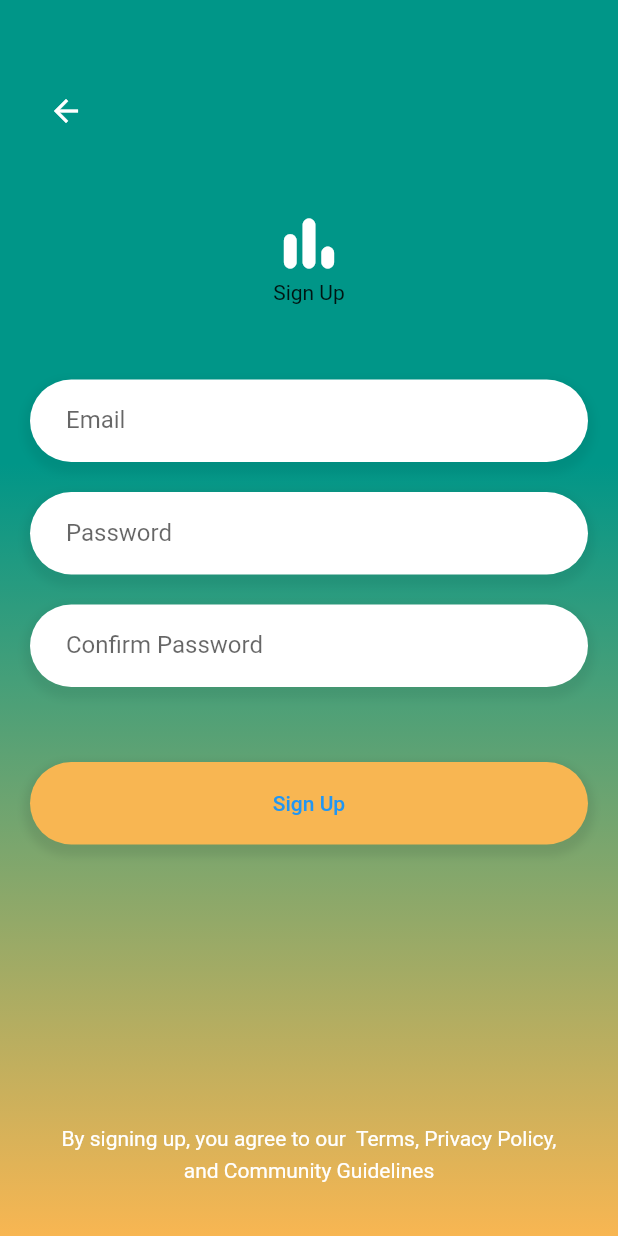
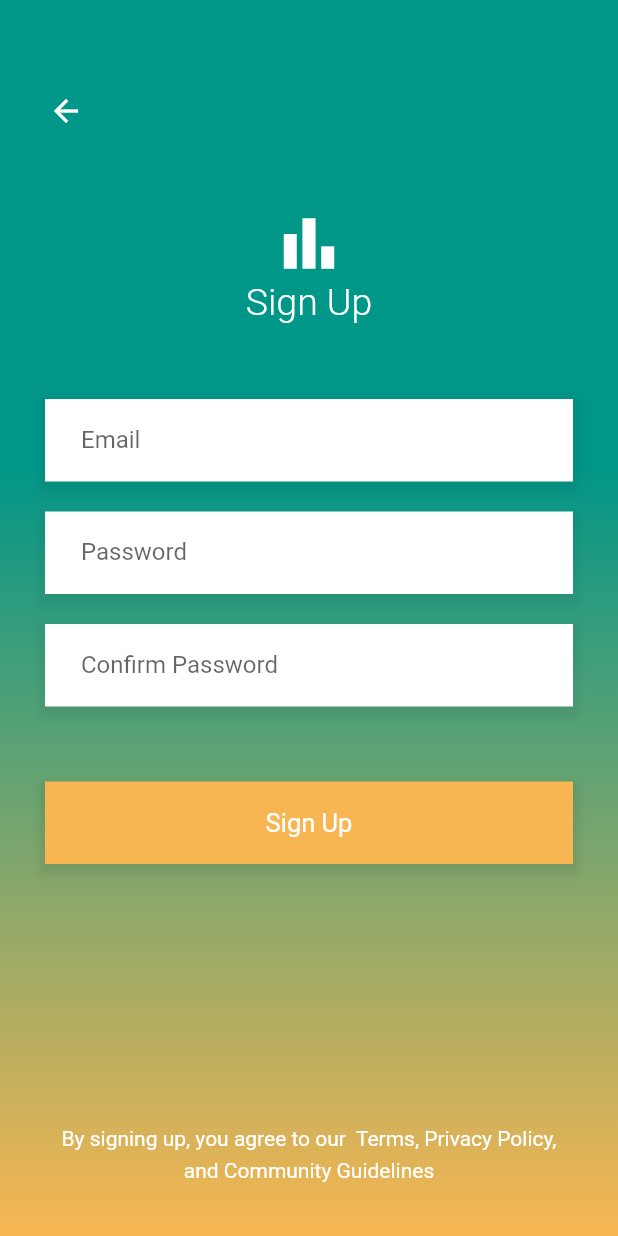
Before and after one commit to nickeastmond/Pollar, a Flutter app: the screen it shows after launch, after a tap on "Sign Up!", on a phone screen of 412 x 824 dp. Run offline on Flutter 3.47's test engine with Material 2 defaults, Android fonts, the light colour scheme and no system bars; our stand-ins replace cloud_firestore, email_validator, firebase_auth, firebase_core, streaming_shared_preferences; accounts and stored records are empty; network calls fail.

Commit message:
UI for Signup, error messages, and Snack Bars

```diff
--- a/lib/login/signup_page.dart
+++ b/lib/login/signup_page.dart
@@ -61,7 +61,7 @@ class SignUpPageState extends State<SignUpPage> {
                         children: [
                           const Center(
                             child: Icon(
-                              Icons.bar_chart_rounded,
+                              Icons.bar_chart,
                               color: Colors.white,
                               size: 50,
                             ),
@@ -69,6 +69,10 @@ class SignUpPageState extends State<SignUpPage> {
                           const Center(
                             child: Text(
                               "Sign Up",
+                              style: TextStyle(
+                                  color: Colors.white,
+                                  fontSize: 25,
+                                  fontWeight: FontWeight.w300),
                             ),
                           ),
                           const SizedBox(
@@ -77,7 +81,7 @@ class SignUpPageState extends State<SignUpPage> {
                           Container(
                             height: 55,
                             width: 400,
-                            margin: const EdgeInsets.symmetric(horizontal: 20),
+                            margin: const EdgeInsets.symmetric(horizontal: 30),
                             decoration: BoxDecoration(
                                 color: Colors.white,
                                 boxShadow: [
@@ -88,10 +92,13 @@ class SignUpPageState extends State<SignUpPage> {
                                       blurStyle: BlurStyle.normal,
                                       offset: Offset.fromDirection(pi / 2, 4))
                                 ],
-                                borderRadius: BorderRadius.circular(30)),
+                                borderRadius: BorderRadius.circular(0)),
                             child: Center(
                               child: Padding(
-                                padding: const EdgeInsets.only(left: 12),
+                                padding: const EdgeInsets.only(
+                                  left: 12,
+                                  right: 12,
+                                ),
                                 child: TextFormField(
                                   textInputAction: TextInputAction.next,
                                   keyboardType: TextInputType.emailAddress,
@@ -125,10 +132,12 @@ class SignUpPageState extends State<SignUpPage> {
                                     floatingLabelBehavior:
                                         FloatingLabelBehavior.never,
                                   ),
-                                  autovalidateMode: AutovalidateMode.onUserInteraction,
+                                  autovalidateMode:
+                                      AutovalidateMode.onUserInteraction,
                                   // still need to check if email is legit/exists
                                   validator: (email) {
-                                    if (email == null || !EmailValidator.validate(email)) {
+                                    if (email == null ||
+                                        !EmailValidator.validate(email)) {
                                       signUpCriteriaMet = false;
                                       return 'Please enter a valid email';
                                     }
@@ -145,7 +154,7 @@ class SignUpPageState extends State<SignUpPage> {
                           Container(
                             height: 55,
                             width: 400,
-                            margin: const EdgeInsets.symmetric(horizontal: 20),
+                            margin: const EdgeInsets.symmetric(horizontal: 30),
                             decoration: BoxDecoration(
                                 color: Colors.white,
                                 boxShadow: [
@@ -156,10 +165,10 @@ class SignUpPageState extends State<SignUpPage> {
                                       blurStyle: BlurStyle.normal,
                                       offset: Offset.fromDirection(pi / 2, 4))
                                 ],
-                                borderRadius: BorderRadius.circular(30)),
+                                borderRadius: BorderRadius.circular(0)),
                             child: Center(
                               child: Padding(
-                                padding: const EdgeInsets.only(left: 12),
+                                padding: const EdgeInsets.only(left: 12, right: 12),
                                 child: TextFormField(
                                   textInputAction: TextInputAction.next,
                                   keyboardType: TextInputType.emailAddress,
@@ -193,10 +202,12 @@ class SignUpPageState extends State<SignUpPage> {
                                     floatingLabelBehavior:
                                         FloatingLabelBehavior.never,
                                   ),
-                                  autovalidateMode: AutovalidateMode.onUserInteraction,
+                                  autovalidateMode:
+                                      AutovalidateMode.onUserInteraction,
                                   // For now, pass requirement is need to contain at least 6 chars
                                   validator: (password) {
-                                    if (password != null && password.length < 6) {
+                                    if (password != null &&
+                                        password.length < 6) {
                                       signUpCriteriaMet = false;
                                       return 'Password must be at least 6 characters long';
                                     }
@@ -211,7 +222,7 @@ class SignUpPageState extends State<SignUpPage> {
                           Container(
                             height: 55,
                             width: 400,
-                            margin: const EdgeInsets.symmetric(horizontal: 20),
+                            margin: const EdgeInsets.symmetric(horizontal: 30),
                             decoration: BoxDecoration(
                                 color: Colors.white,
                                 boxShadow: [
@@ -222,10 +233,10 @@ class SignUpPageState extends State<SignUpPage> {
                                       blurStyle: BlurStyle.normal,
                                       offset: Offset.fromDirection(pi / 2, 4))
                                 ],
-                                borderRadius: BorderRadius.circular(30)),
+                                borderRadius: BorderRadius.circular(0)),
                             child: Center(
                               child: Padding(
-                                padding: const EdgeInsets.only(left: 12),
+                                padding: const EdgeInsets.only(left: 12, right: 12),
                                 child: TextFormField(
                                   textInputAction: TextInputAction.next,
                                   keyboardType: TextInputType.emailAddress,
@@ -259,9 +270,11 @@ class SignUpPageState extends State<SignUpPage> {
                                     floatingLabelBehavior:
                                         FloatingLabelBehavior.never,
                                   ),
-                                  autovalidateMode: AutovalidateMode.onUserInteraction,
+                                  autovalidateMode:
+                                      AutovalidateMode.onUserInteraction,
                                   validator: (confirmPassword) {
-                                    if (confirmPassword != passwordController.text) {
+                                    if (confirmPassword !=
+                                        passwordController.text) {
                                       signUpCriteriaMet = false;
                                       return 'Passwords do not match';
                                     }
@@ -278,7 +291,7 @@ class SignUpPageState extends State<SignUpPage> {
                           Container(
                             height: 55,
                             width: 450,
-                            margin: const EdgeInsets.symmetric(horizontal: 20),
+                            margin: const EdgeInsets.symmetric(horizontal: 30),
                             decoration: BoxDecoration(
                                 boxShadow: [
                                   BoxShadow(
@@ -289,21 +302,43 @@ class SignUpPageState extends State<SignUpPage> {
                                       offset: Offset.fromDirection(pi / 2, 4))
                                 ],
                                 color: theme.secondaryHeaderColor,
-                                borderRadius: BorderRadius.circular(30)),
+                                borderRadius: BorderRadius.circular(0)),
                             child: TextButton(
                                 child: const Text(
                                   "Sign Up",
+                                  style: TextStyle(
+                                      color: Colors.white,
+                                      fontSize: 17,
+                                      fontWeight: FontWeight.w400),
                                 ),
                                 onPressed: () async {
-                                  if (passwordController.text == confirmPasswordController.text){
-                                  FirebaseSignup.firebaseUserSignup(
+                                  String error = '';
+                                  if (passwordController.text ==
+                                      confirmPasswordController.text) {
+                                    error =
+                                        await FirebaseSignup.firebaseUserSignup(
                                       emailController.text,
                                       passwordController.text,
-                                            ).then((_) {
-                                              if (PollarAuth.isUserSignedIn()) {
+                                    );
+                                    if (context.mounted &&
+                                        PollarAuth.isUserSignedIn()) {
                                       Navigator.pop(context);
                                     }
-                                            }); // pop the current route off the stack);
+                                  } else {
+                                    error = 'Passwords do not match';
+                                  }
+                                  var snackBar = SnackBar(
+                                    duration: const Duration(seconds: 3),
+                                    backgroundColor: Colors.red,
+                                    content: Text(
+                                      error,
+                                      textAlign: TextAlign.center,
+                                      style: const TextStyle(fontSize: 15),
+                                    ),
+                                  );
+                                  if (context.mounted && error.isNotEmpty) {
+                                    ScaffoldMessenger.of(context)
+                                        .showSnackBar(snackBar);
                                   }
                                 }),
                           ),
```
Also changed, not shown: lib/login/firebase_user_login.dart (+11 -12 lines), lib/login/firebase_user_signup.dart (+15 -10 lines), lib/login/login_page.dart (+20 -6 lines), 1 other file. Lines whose indentation alone changed are shown as unchanged.
